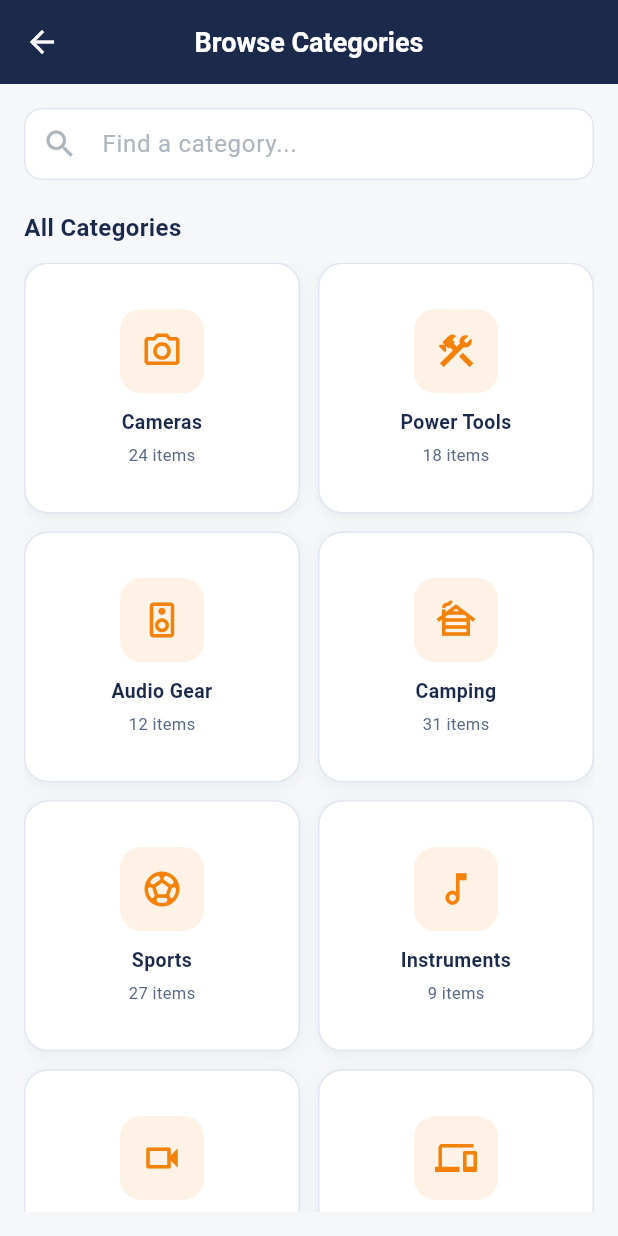
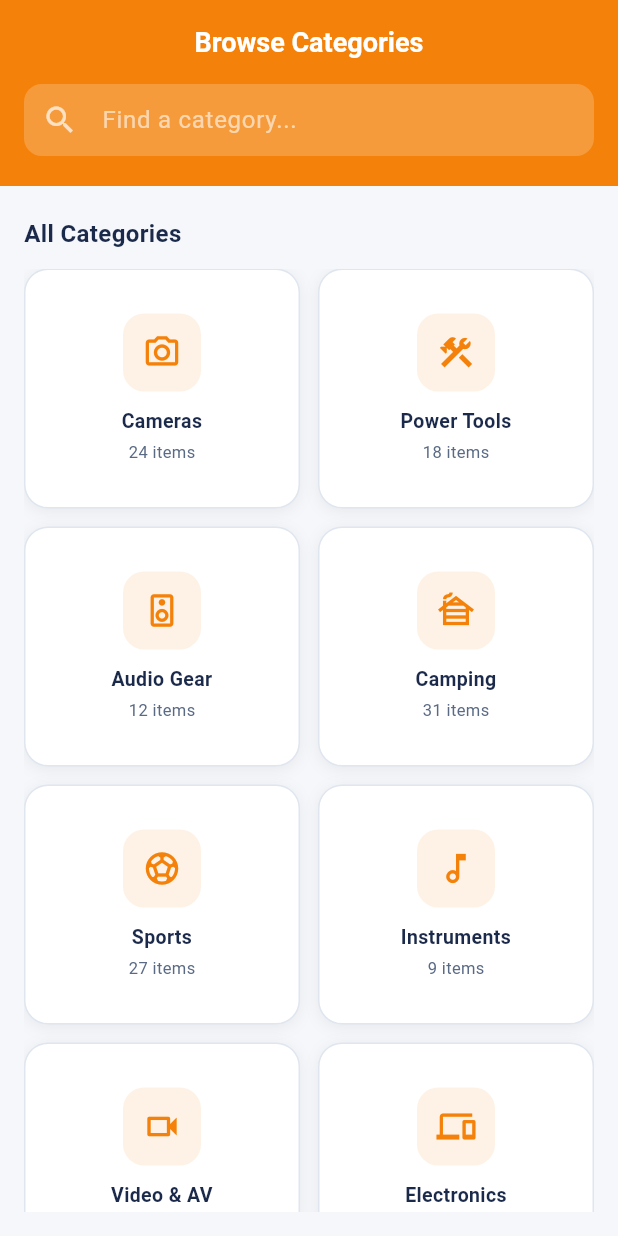
Before and after one commit to fauzan-gk/gearShareApplication, a Flutter app: the CategoryScreen screen opened directly, on a phone screen of 412 x 824 dp. Run offline on Flutter 3.47's test engine with Material 3 defaults, Android fonts, the phone set to English and light mode, and no system bars.

Commit message:
feat: add category screen with grid layout

```diff
--- a/lib/main.dart
+++ b/lib/main.dart
@@ -1,4 +1,5 @@
 import 'package:flutter/material.dart';
+import 'screens/category_screen.dart';
 
 void main() {
   runApp(const MyApp());
@@ -10,10 +11,13 @@ class MyApp extends StatelessWidget {
   @override
   Widget build(BuildContext context) {
     return MaterialApp(
-      home: Scaffold(
-        appBar: AppBar(title: const Text('GearShare')),
-        body: const Center(child: Text('GearShare')),
+      title: 'GearShare',
+      debugShowCheckedModeBanner: false,
+      theme: ThemeData(
+        colorScheme: ColorScheme.fromSeed(seedColor: Color(0xFFF4820A)),
+        useMaterial3: true,
       ),
+      home: const CategoryScreen(),
     );
   }
 }
--- a/lib/screens/category_screen.dart
+++ b/lib/screens/category_screen.dart
@@ -1,75 +1,57 @@
 import 'package:flutter/material.dart';
 import '../constants/app_colors.dart';
 
-// Each category needs a name, icon, item count, and color accent.
-// We define a simple model class right here for now.
-// Later in Phase 3 this will come from Firebase.
 class CategoryModel {
   final String name;
   final IconData icon;
   final int itemCount;
-  final Color accentColor;
 
   const CategoryModel({
     required this.name,
     required this.icon,
     required this.itemCount,
-    required this.accentColor,
   });
 }
 
 class CategoryScreen extends StatelessWidget {
   const CategoryScreen({super.key});
 
-  // Hardcoded dummy data for Phase 1 — UI only
   static const List<CategoryModel> _categories = [
     CategoryModel(
       name: 'Cameras',
       icon: Icons.camera_alt_outlined,
       itemCount: 24,
-      accentColor: Color(0xFFF4820A),
     ),
     CategoryModel(
       name: 'Power Tools',
       icon: Icons.construction_outlined,
       itemCount: 18,
-      accentColor: Color(0xFF1B2A4A),
     ),
     CategoryModel(
       name: 'Audio Gear',
       icon: Icons.speaker_outlined,
       itemCount: 12,
-      accentColor: Color(0xFFF4820A),
     ),
-    CategoryModel(
-      name: 'Camping',
-      icon: Icons.cabin_outlined,
-      itemCount: 31,
-      accentColor: Color(0xFF1B2A4A),
-    ),
+    CategoryModel(name: 'Camping', icon: Icons.cabin_outlined, itemCount: 31),
     CategoryModel(
       name: 'Sports',
       icon: Icons.sports_soccer_outlined,
       itemCount: 27,
-      accentColor: Color(0xFFF4820A),
     ),
     CategoryModel(
       name: 'Instruments',
       icon: Icons.music_note_outlined,
       itemCount: 9,
-      accentColor: Color(0xFF1B2A4A),
     ),
     CategoryModel(
       name: 'Video & AV',
       icon: Icons.videocam_outlined,
       itemCount: 15,
-      accentColor: Color(0xFFF4820A),
     ),
     CategoryModel(
       name: 'Electronics',
       icon: Icons.devices_outlined,
       itemCount: 20,
-      accentColor: Color(0xFF1B2A4A),
     ),
   ];
 
@@ -78,115 +60,114 @@ class CategoryScreen extends StatelessWidget {
     return Scaffold(
       backgroundColor: AppColors.background,
 
+      // ── AppBar ──────────────────────────────────────────────
+      // Orange AppBar — makes orange the dominant first impression
       appBar: AppBar(
-        backgroundColor: AppColors.navy,
+        backgroundColor: AppColors.primary,
         foregroundColor: Colors.white,
+        elevation: 0,
         title: const Text(
           'Browse Categories',
-          style: TextStyle(fontSize: 18, fontWeight: FontWeight.w600),
+          style: TextStyle(
+            fontSize: 18,
+            fontWeight: FontWeight.w700,
+            color: Colors.white,
+          ),
         ),
         centerTitle: true,
-        elevation: 0,
       ),
 
-      body: Padding(
-        padding: const EdgeInsets.all(16),
-        child: Column(
-          crossAxisAlignment: CrossAxisAlignment.start,
-          children: [
-            // ── Search Bar ──────────────────────────────────
-            // TextField with a search icon inside it
-            TextField(
+      body: Column(
+        crossAxisAlignment: CrossAxisAlignment.start,
+        children: [
+          // ── Orange-to-white gradient header section ──────────
+          // This connects the AppBar to the body visually
+          Container(
+            width: double.infinity,
+            color: AppColors.primary,
+            padding: const EdgeInsets.fromLTRB(16, 0, 16, 20),
+            child: TextField(
               decoration: InputDecoration(
                 hintText: 'Find a category...',
-                hintStyle: const TextStyle(color: AppColors.textHint),
-                prefixIcon: const Icon(Icons.search, color: AppColors.textHint),
+                hintStyle: const TextStyle(color: Colors.white60),
+                prefixIcon: const Icon(Icons.search, color: Colors.white70),
                 filled: true,
-                fillColor: AppColors.surface,
+                fillColor: Colors.white.withOpacity(0.2),
                 contentPadding: const EdgeInsets.symmetric(vertical: 0),
                 border: OutlineInputBorder(
                   borderRadius: BorderRadius.circular(12),
-                  borderSide: const BorderSide(color: AppColors.border),
+                  borderSide: BorderSide.none,
                 ),
                 enabledBorder: OutlineInputBorder(
                   borderRadius: BorderRadius.circular(12),
-                  borderSide: const BorderSide(color: AppColors.border),
+                  borderSide: BorderSide.none,
                 ),
                 focusedBorder: OutlineInputBorder(
                   borderRadius: BorderRadius.circular(12),
-                  borderSide: const BorderSide(
-                    color: AppColors.primary,
-                    width: 1.5,
-                  ),
+                  borderSide: const BorderSide(color: Colors.white, width: 1.5),
                 ),
               ),
+              style: const TextStyle(color: Colors.white),
             ),
+          ),
 
-            const SizedBox(height: 20),
-
-            const Text(
+          // ── Section Label ────────────────────────────────────
+          const Padding(
+            padding: EdgeInsets.fromLTRB(16, 20, 16, 12),
+            child: Text(
               'All Categories',
               style: TextStyle(
                 fontSize: 16,
-                fontWeight: FontWeight.w600,
+                fontWeight: FontWeight.w700,
                 color: AppColors.textPrimary,
               ),
             ),
+          ),
 
-            const SizedBox(height: 12),
-
-            // ── Category Grid ────────────────────────────────
-            // GridView.builder is used when you have a list of items.
-            // crossAxisCount: 2 means 2 columns.
-            // We wrap it in Expanded so it takes the remaining screen height.
-            Expanded(
+          // ── Grid ─────────────────────────────────────────────
+          Expanded(
+            child: Padding(
+              padding: const EdgeInsets.symmetric(horizontal: 16),
               child: GridView.builder(
                 itemCount: _categories.length,
                 gridDelegate: const SliverGridDelegateWithFixedCrossAxisCount(
-                  crossAxisCount: 2, // 2 columns
-                  crossAxisSpacing: 12, // horizontal gap between cards
-                  mainAxisSpacing: 12, // vertical gap between cards
-                  childAspectRatio: 1.1, // width:height ratio of each card
+                  crossAxisCount: 2,
+                  crossAxisSpacing: 12,
+                  mainAxisSpacing: 12,
+                  childAspectRatio: 1.15,
                 ),
                 itemBuilder: (context, index) {
-                  final category = _categories[index];
-                  return _CategoryCard(category: category);
+                  return _CategoryCard(category: _categories[index]);
                 },
               ),
             ),
-          ],
-        ),
+          ),
+
+          const SizedBox(height: 16),
+        ],
       ),
     );
   }
 }
 
-// ── Category Card Widget ─────────────────────────────────────
-// We extract this into its own widget for two reasons:
-// 1. Keeps the build() method above clean and readable
-// 2. This card can be reused anywhere in the app
+// ── Category Card ─────────────────────────────────────────────
 class _CategoryCard extends StatelessWidget {
   final CategoryModel category;
-
   const _CategoryCard({required this.category});
 
   @override
   Widget build(BuildContext context) {
     return InkWell(
-      // InkWell gives us the tap ripple effect
-      onTap: () {
-        // Navigation to filtered browse screen will be added in Phase 2
-      },
+      onTap: () {},
       borderRadius: BorderRadius.circular(16),
       child: Container(
         decoration: BoxDecoration(
           color: AppColors.surface,
           borderRadius: BorderRadius.circular(16),
           border: Border.all(color: AppColors.border),
-          // Subtle shadow to lift the card off the background
           boxShadow: [
             BoxShadow(
-              color: Colors.black.withOpacity(0.05),
+              color: Colors.black.withOpacity(0.06),
               blurRadius: 8,
               offset: const Offset(0, 2),
             ),
@@ -195,15 +176,15 @@ class _CategoryCard extends StatelessWidget {
         child: Column(
           mainAxisAlignment: MainAxisAlignment.center,
           children: [
-            // Icon container with orange background tint
+            // Orange icon box
             Container(
-              width: 56,
-              height: 56,
+              width: 52,
+              height: 52,
               decoration: BoxDecoration(
                 color: AppColors.primary.withOpacity(0.1),
                 borderRadius: BorderRadius.circular(14),
               ),
-              child: Icon(category.icon, color: AppColors.primary, size: 28),
+              child: Icon(category.icon, color: AppColors.primary, size: 26),
             ),
 
             const SizedBox(height: 10),
@@ -218,7 +199,7 @@ class _CategoryCard extends StatelessWidget {
               textAlign: TextAlign.center,
             ),
 
-            const SizedBox(height: 4),
+            const SizedBox(height: 3),
 
             Text(
               '${category.itemCount} items',
```
